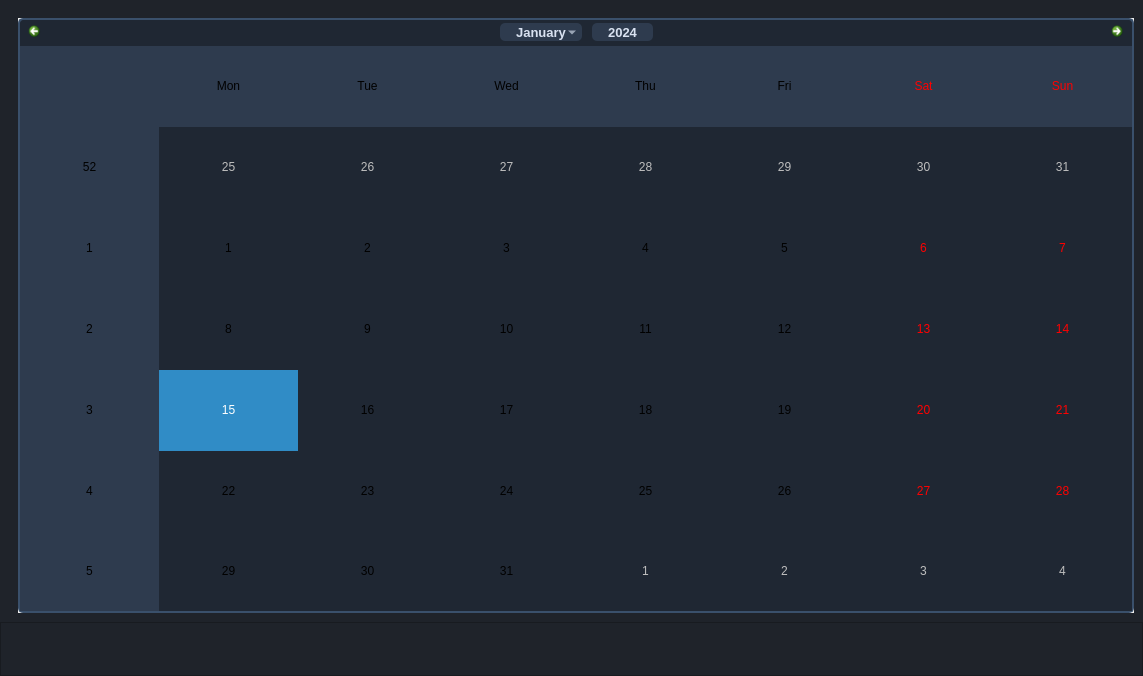
Before: the Qt Designer form form.ui in AhmedSaleh627/Infotainment_System, drawn with Qt 5.
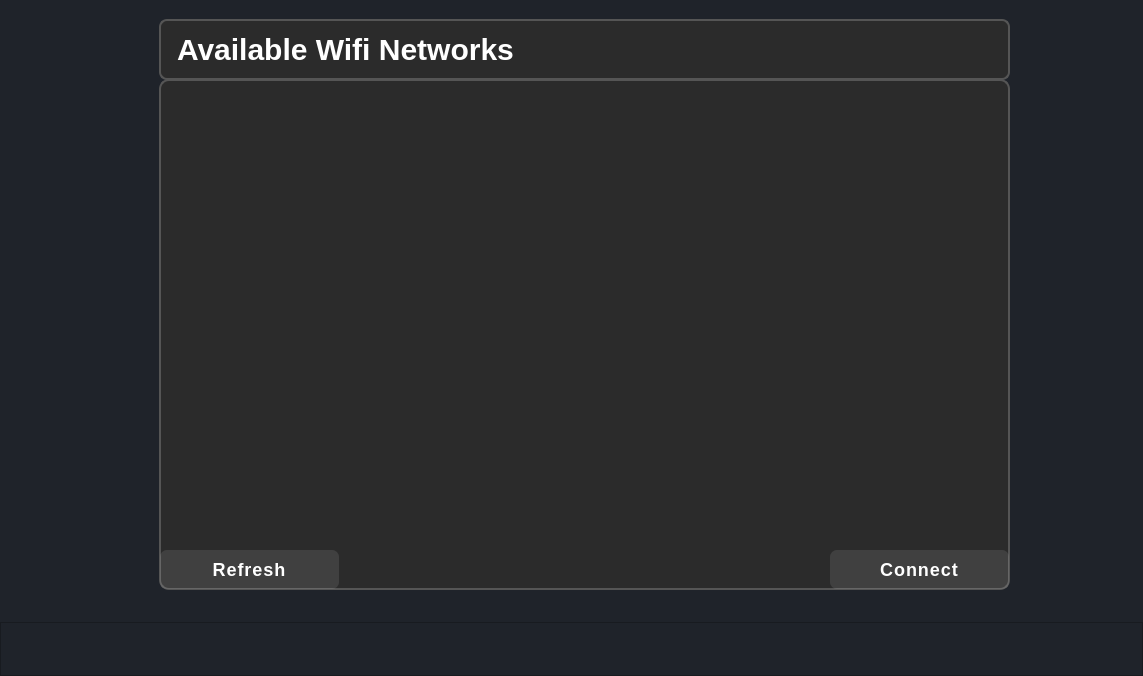
After: the same form once the commit is applied. The open tabs and pages were chosen to show the change. Icons and pictures are not drawn.

Commit message: Added WIFI base system

Patch:
```diff
--- a/form.ui
+++ b/form.ui
@@ -229,6 +229,164 @@
           </item>
          </layout>
         </widget>
+        <widget class="QWidget" name="wifiPage">
+         <widget class="QLabel" name="wifiLabel">
+          <property name="geometry">
+           <rect>
+            <x>150</x>
+            <y>10</y>
+            <width>851</width>
+            <height>61</height>
+           </rect>
+          </property>
+          <property name="styleSheet">
+           <string notr="true">QLabel {
+    background-color: #2b2b2b;
+    color: #ffffff;
+    font-size: 30px;
+    font-weight: bold;
+    padding: 8px;
+    border-radius: 8px;
+border: 2px solid #555;
+    text-align: center;
+    qproperty-alignment: AlignCenter;
+}
+</string>
+          </property>
+          <property name="text">
+           <string>Available Wifi Networks</string>
+          </property>
+         </widget>
+         <widget class="QListWidget" name="wifiListWidget">
+          <property name="geometry">
+           <rect>
+            <x>150</x>
+            <y>70</y>
+            <width>851</width>
+            <height>511</height>
+           </rect>
+          </property>
+          <property name="styleSheet">
+           <string notr="true">QListWidget {
+    background-color: #2b2b2b;
+    border: 2px solid #555;
+    border-radius: 10px;
+    padding: 5px;
+    color: #ddd;
+    font-size: 20px;
+    selection-background-color: #0078D7;
+    selection-color: white;
+}
+QListWidget::item {
+    padding: 10px;
+    border-bottom: 1px solid #444;
+}
+QListWidget::item:selected {
+    background-color: #0078D7;
+    color: white;
+    border-radius: 5px;
+}
+
+</string>
+          </property>
+         </widget>
+         <widget class="QPushButton" name="refreshButton">
+          <property name="geometry">
+           <rect>
+            <x>150</x>
+            <y>540</y>
+            <width>181</width>
+            <height>41</height>
+           </rect>
+          </property>
+          <property name="styleSheet">
+           <string notr="true">QPushButton {
+    background-color: rgba(255, 255, 255, 0.1);  /* Slightly visible background */
+    border: 2px solid transparent;  
+    color: white;  
+    padding: 8px;  /* Increased padding for better look */
+    border-radius: 8px;  
+    font-size: 18px;  
+    font-weight: bold;  /* Make text stand out */
+    text-align: center;
+    letter-spacing: 1px; /* Improve readability */
+    transition: all 0.3s ease-in-out; /* Smooth transitions */
+}
+
+QPushButton:hover {
+    background-color: rgb(58, 120, 127);
+    border: 2px solid #d0d0d0;  
+    color: black;  
+    box-shadow: 0px 0px 10px rgba(58, 120, 127, 0.7); /* Glow effect */
+}
+
+QPushButton:pressed {
+    background-color: #d6d6d6;
+    border: 2px solid #b0b0b0;  
+    color: black;  
+}
+
+QLabel {
+    color: #FFFFFF;  
+    font-size: 16px;  
+    font-weight: bold;  
+    text-align: center;  
+}
+</string>
+          </property>
+          <property name="text">
+           <string>Refresh</string>
+          </property>
+         </widget>
+         <widget class="QPushButton" name="connectButton">
+          <property name="geometry">
+           <rect>
+            <x>820</x>
+            <y>540</y>
+            <width>181</width>
+            <height>41</height>
+           </rect>
+          </property>
+          <property name="styleSheet">
+           <string notr="true">QPushButton {
+    background-color: rgba(255, 255, 255, 0.1);  /* Slightly visible background */
+    border: 2px solid transparent;  
+    color: white;  
+    padding: 8px;  /* Increased padding for better look */
+    border-radius: 8px;  
+    font-size: 18px;  
+    font-weight: bold;  /* Make text stand out */
+    text-align: center;
+    letter-spacing: 1px; /* Improve readability */
+    transition: all 0.3s ease-in-out; /* Smooth transitions */
+}
+
+QPushButton:hover {
+    background-color: rgb(58, 120, 127);
+    border: 2px solid #d0d0d0;  
+    color: black;  
+    box-shadow: 0px 0px 10px rgba(58, 120, 127, 0.7); /* Glow effect */
+}
+
+QPushButton:pressed {
+    background-color: #d6d6d6;
+    border: 2px solid #b0b0b0;  
+    color: black;  
+}
+
+QLabel {
+    color: #FFFFFF;  
+    font-size: 16px;  
+    font-weight: bold;  
+    text-align: center;  
+}
+</string>
+          </property>
+          <property name="text">
+           <string>Connect</string>
+          </property>
+         </widget>
+        </widget>
         <widget class="QWidget" name="mapPage">
          <layout class="QHBoxLayout" name="horizontalLayout_7"/>
         </widget>
```
The commit also changes 5 other files.
